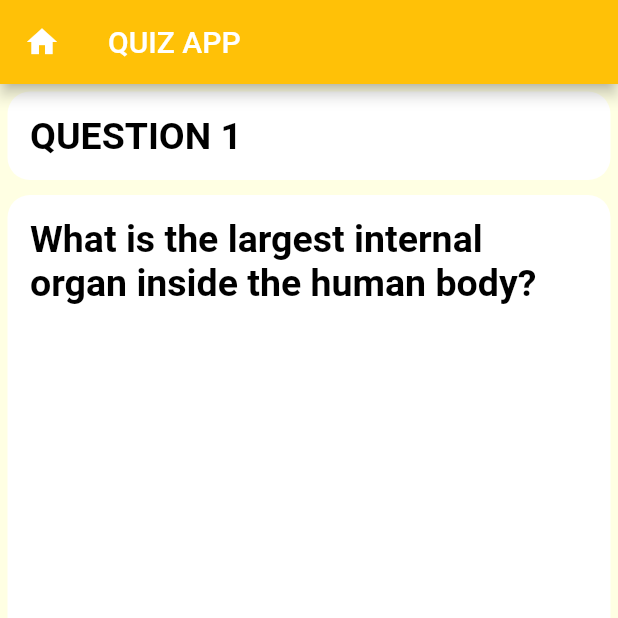
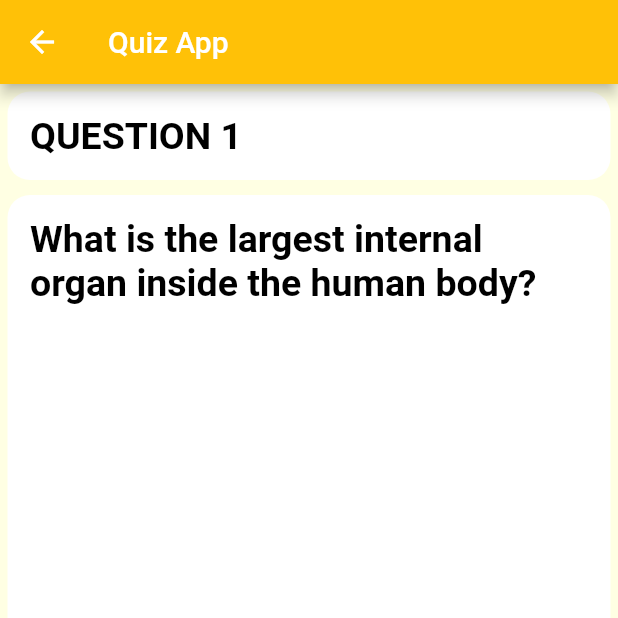
Before and after one commit to DBerry07/Flutter_QuizGame, a Flutter app: the Homepage screen opened directly, on a phone screen of 412 x 824 dp, the top half of it. Run offline on Flutter 3.47's test engine with Material 3 defaults, Android fonts, the phone set to English and light mode, and no system bars.

Commit message:
Remove home button from app bar

```diff
--- a/lib/screens/homepage.dart
+++ b/lib/screens/homepage.dart
@@ -77,9 +77,7 @@ class _HomepageState extends State<Homepage> {
       // backgroundColor: charcoalGrey,
       appBar: AppBar(
         // backgroundColor: kAppBarBackgroundColour,
-        title: const Text('QUIZ APP'),
-        leading:
-          IconButton(onPressed: () {Navigator.pop(context);}, icon: Icon(Icons.home),),
+        title: const Text('Quiz App'),
       ),
       body: Column(
         crossAxisAlignment: CrossAxisAlignment.stretch,
```
